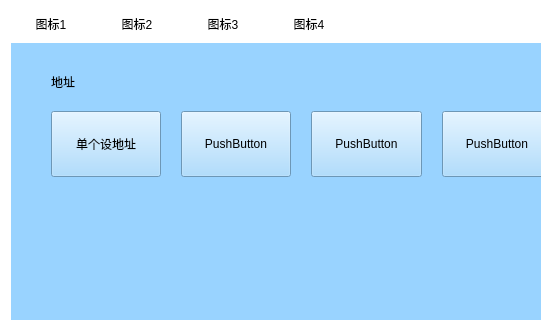
The window that WeighSensor/dizhi.ui (xsw258x2s5w8/WeightSensor) describes before a commit, drawn with Qt 5; both pictures show x 0 to 541 and y 0 to 320 of the 648 by 482 pixel window.
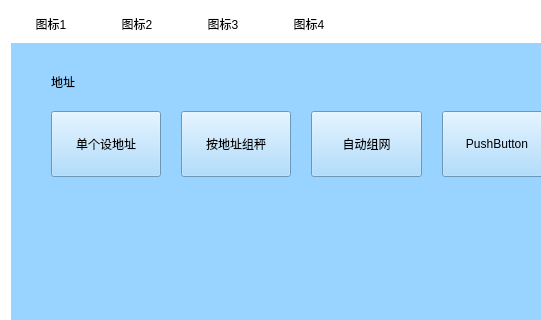
The same window after the commit.

The edit to the form file:
```diff
--- a/WeighSensor/dizhi.ui
+++ b/WeighSensor/dizhi.ui
@@ -143,7 +143,7 @@
           </size>
          </property>
          <property name="text">
-          <string>PushButton</string>
+          <string>按地址组秤</string>
          </property>
         </widget>
        </item>
@@ -156,7 +156,7 @@
           </size>
          </property>
          <property name="text">
-          <string>PushButton</string>
+          <string>自动组网</string>
          </property>
         </widget>
        </item>
```
Left out of the diff: 4 changed lines with no effect on the pictures.
